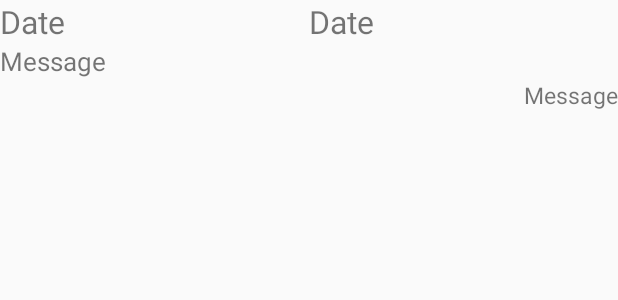
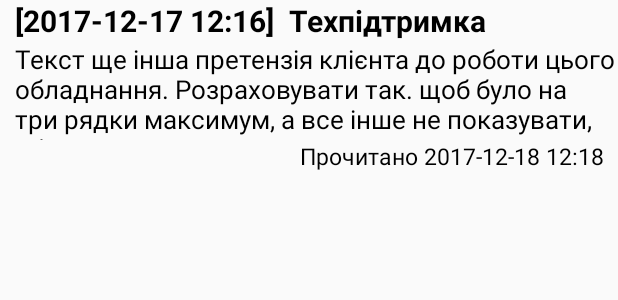
Before and after one commit to stashes/WayMaps, an Android app: the layout item_ticket_list.xml on its own in the app's theme, with its tools: preview values and no code run, on a phone screen of 412 x 824 dp. Shown: the top 300 px of the screen. Run offline under Robolectric (Android 15) with nearby library versions, the phone set to English and light mode, and no system bars.

Commit message:
add add ticket list

```diff
--- a/app/src/main/java/com/waymaps/fragment/GMapFragment.java
+++ b/app/src/main/java/com/waymaps/fragment/GMapFragment.java
@@ -66,7 +66,6 @@ public class GMapFragment extends AbstractFragment {
     ListView listView;
 
     BottomSheetBehavior sheetBehavior;
-
 
     @Nullable
     @Override
--- a/app/src/main/java/com/waymaps/fragment/TrackerListFragment.java
+++ b/app/src/main/java/com/waymaps/fragment/TrackerListFragment.java
@@ -130,7 +130,8 @@ public class TrackerListFragment extends Fragment implements AdapterView.OnItemC
         MessageFragment messageFragment = new MessageFragment();
         messageFragment.setArguments(bundle);
         FragmentTransaction ft = getFragmentManager().beginTransaction();
-        ft.replace(R.id.tracker_list_view, messageFragment);
+        ft.replace(R.id.content_main, messageFragment);
+        ft.addToBackStack("TrackerList");
         ft.commit();
     }
 }
--- a/app/src/main/res/layout/app_bar_main.xml
+++ b/app/src/main/res/layout/app_bar_main.xml
@@ -29,12 +29,12 @@
         android:layout_height="match_parent"
         tools:layout_editor_absoluteY="258dp" />
 
-    <!--<android.support.design.widget.FloatingActionButton
+    <android.support.design.widget.FloatingActionButton
         android:id="@+id/fab"
         android:layout_width="wrap_content"
         android:layout_height="wrap_content"
         android:layout_gravity="bottom|end"
         android:layout_margin="@dimen/fab_margin"
-        app:srcCompat="@android:drawable/ic_dialog_email" />-->
+        app:srcCompat="@android:drawable/ic_dialog_email" />
 
 </android.support.design.widget.CoordinatorLayout>
--- a/app/src/main/res/layout/item_ticket_list.xml
+++ b/app/src/main/res/layout/item_ticket_list.xml
@@ -8,33 +8,42 @@
         android:layout_width="match_parent"
         android:layout_height="wrap_content">
     <TextView
-        android:textSize="21dp"
-        android:layout_weight="1"
-        android:text="@string/date"
+        android:textStyle="bold"
+        android:text="[2017-12-17 12:16]"
+        android:textColor="#FF000000"
+        android:layout_marginLeft="10dp"
+        android:textSize="20dp"
         android:id="@+id/ticketDate"
         android:layout_width="wrap_content"
         android:layout_height="wrap_content">
     </TextView>
     <TextView
-        android:textSize="21dp"
-        android:layout_weight="1"
-        android:text="@string/date"
+        android:textStyle="bold"
+        android:text="Техпідтримка"
+        android:textColor="#FF000000"
+        android:layout_marginLeft="10dp"
+        android:textSize="20dp"
         android:id="@+id/ticketUsr"
         android:layout_width="wrap_content"
         android:layout_height="wrap_content">
     </TextView>
 </LinearLayout>
     <TextView
+
+        android:textColor="#FF000000"
+        android:layout_marginLeft="10dp"
         android:textSize="17dp"
-        android:text="Message"
+        android:text="Текст ще інша претензія клієнта до роботи цього обладнання. Розраховувати так. щоб було на три рядки максимум, а все інше не показувати, обривати"
         android:id="@+id/ticketMessage"
         android:layout_width="match_parent"
-        android:layout_height="wrap_content">
+        android:layout_height="66dp">
     </TextView>
     <TextView
+        android:textColor="#FF000000"
         android:gravity="right"
         android:textSize="15dp"
-        android:text="Message"
+        android:text="Прочитано 2017-12-18 12:18"
+        android:layout_marginRight="10dp"
         android:id="@+id/ticketReadDate"
         android:layout_width="match_parent"
         android:layout_height="wrap_content">
```
Also changed, not shown: app/src/main/java/com/waymaps/activity/MainActivity.java (+22 -8 lines), app/src/main/java/com/waymaps/adapter/TicketListAdapter.java (added, +81 -0 lines), app/src/main/java/com/waymaps/api/WayMapsService.java (+7 -0 lines), app/src/main/java/com/waymaps/data/responseEntity/TicketList.java (added, +67 -0 lines), app/src/main/java/com/waymaps/fragment/MessageFragment.java (+22 -9 lines), app/src/main/java/com/waymaps/fragment/TicketListFragment.java (added, +104 -0 lines), app/src/main/java/com/waymaps/notification/NotificationManager.java (added, +18 -0 lines), app/src/main/res/layout/ticket_list_layout.xml (added, +15 -0 lines).
